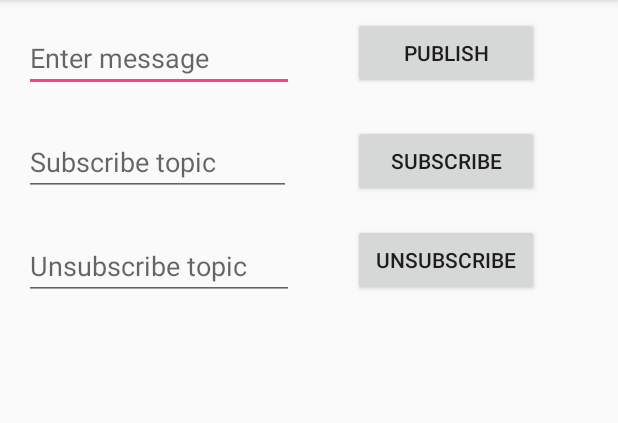
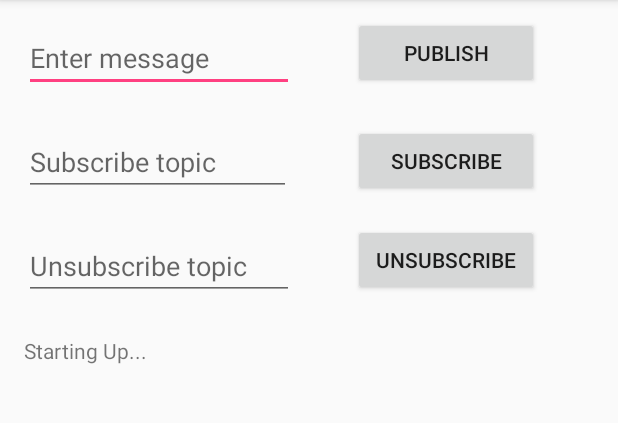
Before and after one commit to inderpreet/android_mqtt_sensor, an Android app: the screen it shows after launch (MainActivity), on a phone screen of 412 x 824 dp, the part 84-507 px from its top. Run offline under Robolectric (Android 15) with nearby library versions, the phone set to English and light mode, and no system bars; 2 statements that could not run were skipped.

Commit message:
Ambient Light Sensor WOrks!

```diff
--- a/app/src/main/java/com/app/androidkt/mqtt/MainActivity.java
+++ b/app/src/main/java/com/app/androidkt/mqtt/MainActivity.java
@@ -1,18 +1,26 @@
 package com.app.androidkt.mqtt;
 
+import android.app.Service;
+import android.bluetooth.BluetoothClass;
 import android.content.Intent;
+import android.hardware.Sensor;
+import android.hardware.SensorEvent;
+import android.hardware.SensorEventListener;
+import android.hardware.SensorManager;
 import android.os.Bundle;
 import android.support.v7.app.AppCompatActivity;
 import android.view.View;
 import android.widget.Button;
 import android.widget.EditText;
+import android.widget.TextView;
 
 import org.eclipse.paho.android.service.MqttAndroidClient;
 import org.eclipse.paho.client.mqttv3.MqttException;
+import org.w3c.dom.Text;
 
 import java.io.UnsupportedEncodingException;
 
-public class MainActivity extends AppCompatActivity {
+public class MainActivity extends AppCompatActivity implements SensorEventListener{
 
     private MqttAndroidClient client;
     private String TAG = "MainActivity";
@@ -21,10 +29,21 @@ public class MainActivity extends AppCompatActivity {
     private EditText textMessage, subscribeTopic, unSubscribeTopic;
     private Button publishMessage, subscribe, unSubscribe;
 
+    TextView sensorDataView;
+    SensorManager sensorManager;
+    Sensor sensor;
+
+
     @Override
     protected void onCreate(Bundle savedInstanceState) {
         super.onCreate(savedInstanceState);
         setContentView(R.layout.activity_main);
+
+        sensorDataView = (TextView) findViewById(R.id.sensorDataView); // get a handle on the view element
+        sensorManager = (SensorManager) getSystemService(Service.SENSOR_SERVICE);
+        sensor = sensorManager.getDefaultSensor(Sensor.TYPE_LIGHT);
+        sensorDataView.setText("Starting Up...");
+
         pahoMqttClient = new PahoMqttClient();
 
         textMessage = (EditText) findViewById(R.id.textMessage);
@@ -83,4 +102,29 @@ public class MainActivity extends AppCompatActivity {
         Intent intent = new Intent(MainActivity.this, MqttMessageService.class);
         startService(intent);
     }
+
+    @Override
+    public void onSensorChanged(SensorEvent sensorEvent) {
+        if(sensorEvent.sensor.getType() == Sensor.TYPE_LIGHT){
+            sensorDataView.setText("" + sensorEvent.values[0]);
+            //sensorDataView.setText("Something Changed");
+        }
+    }
+
+    @Override
+    public void onAccuracyChanged(Sensor sensor, int i) {
+
+    }
+
+    @Override
+    protected void onPause(){
+        super.onPause();
+        sensorManager.unregisterListener(this);
+    }
+
+    @Override
+    protected void onResume() {
+        super.onResume();
+        sensorManager.registerListener(this, sensor, SensorManager.SENSOR_DELAY_NORMAL);
+    }
 }
--- a/app/src/main/res/layout/activity_main.xml
+++ b/app/src/main/res/layout/activity_main.xml
@@ -84,4 +84,14 @@
         app:layout_constraintRight_toRightOf="parent"
         app:layout_constraintTop_toBottomOf="@+id/subscribe" />
 
+    <TextView
+        android:id="@+id/sensorDataView"
+        android:layout_width="wrap_content"
+        android:layout_height="wrap_content"
+        android:layout_marginLeft="16dp"
+        android:layout_marginTop="24dp"
+        android:text="Sensor Data"
+        app:layout_constraintLeft_toLeftOf="parent"
+        app:layout_constraintTop_toBottomOf="@+id/unSubscribeTopic" />
+
 </android.support.constraint.ConstraintLayout>
```
Also changed, not shown: 1 other file.
